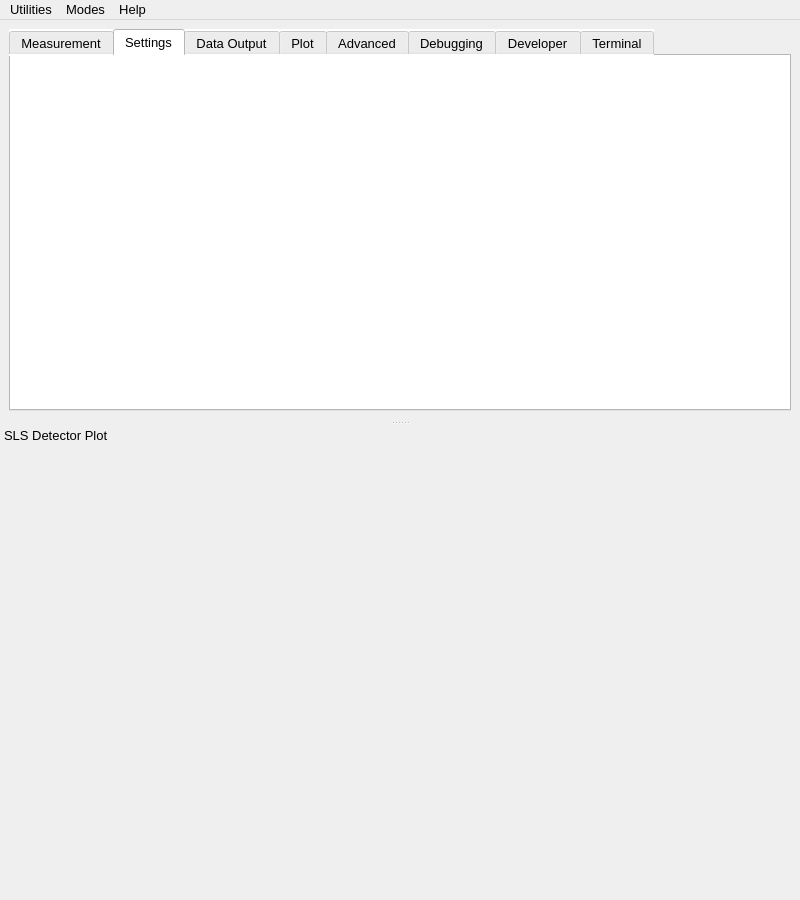
Before: the Qt Designer form slsDetectorGui/forms/form_detectormain.ui in slsdetectorgroup/slsDetectorPackage, drawn with Qt 5.
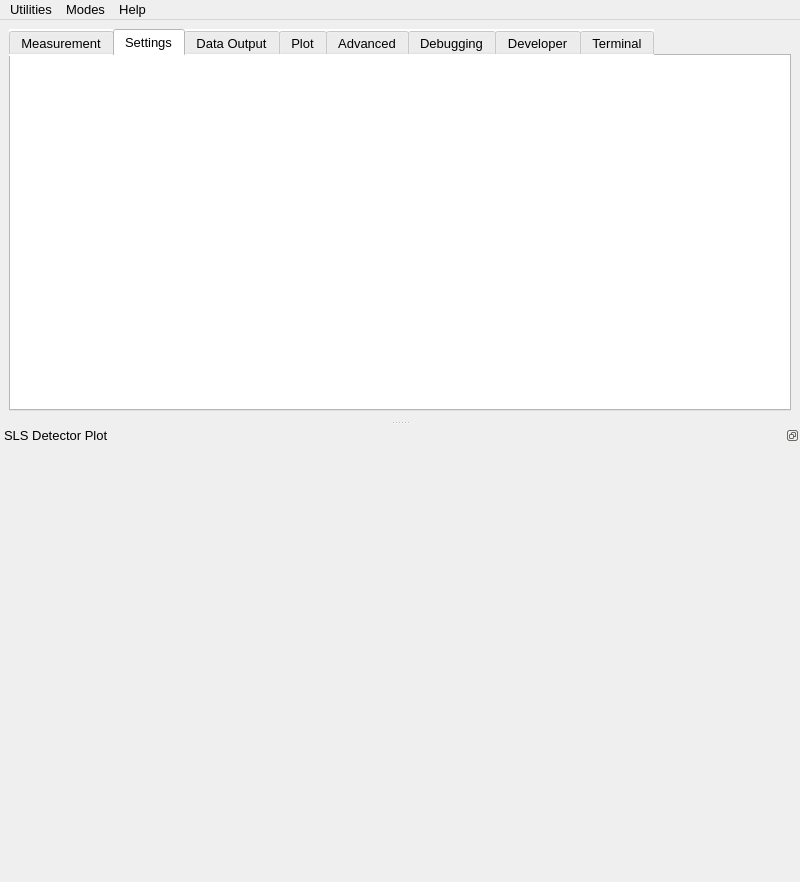
After: the same form once the commit is applied. The open tabs and pages were chosen to show the change. Icons and pictures are not drawn.

```diff
--- a/slsDetectorGui/forms/form_detectormain.ui
+++ b/slsDetectorGui/forms/form_detectormain.ui
@@ -10,7 +10,7 @@
     <x>0</x>
     <y>0</y>
     <width>800</width>
-    <height>900</height>
+    <height>882</height>
    </rect>
   </property>
   <property name="sizePolicy">
@@ -827,7 +827,7 @@
     <enum>Qt::LeftToRight</enum>
    </property>
    <property name="features">
-    <set>QDockWidget::NoDockWidgetFeatures</set>
+    <set>QDockWidget::DockWidgetFloatable</set>
    </property>
    <property name="allowedAreas">
     <set>Qt::BottomDockWidgetArea</set>
```
Left out of the diff: 26 changed lines with no effect on the pictures.
